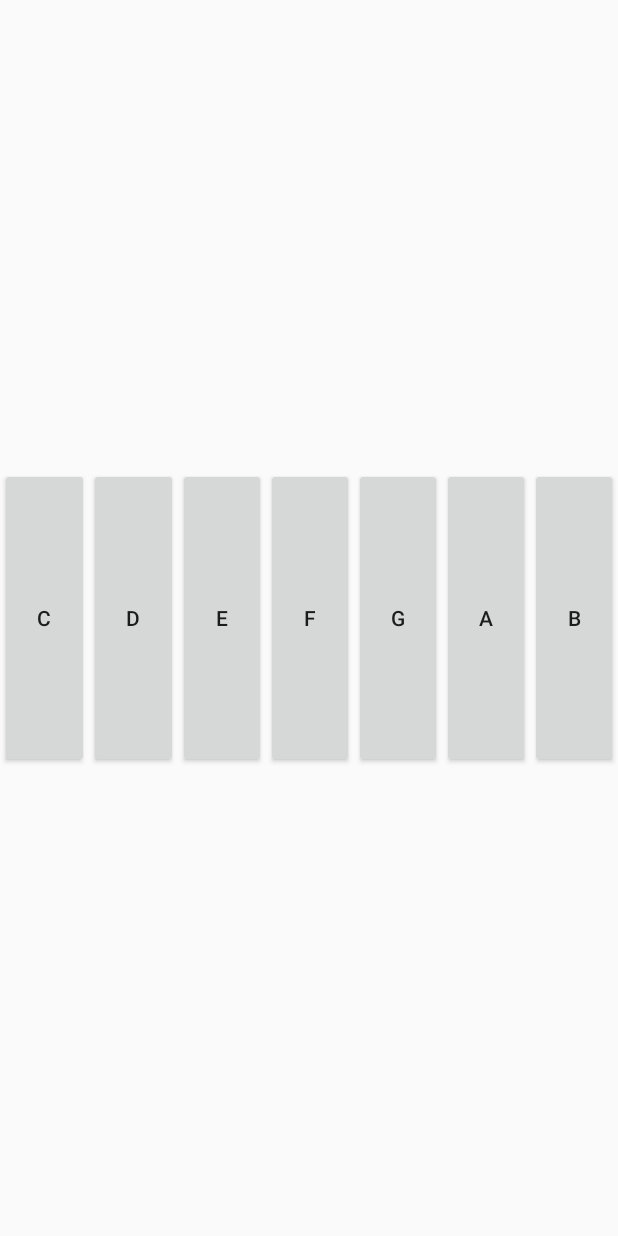
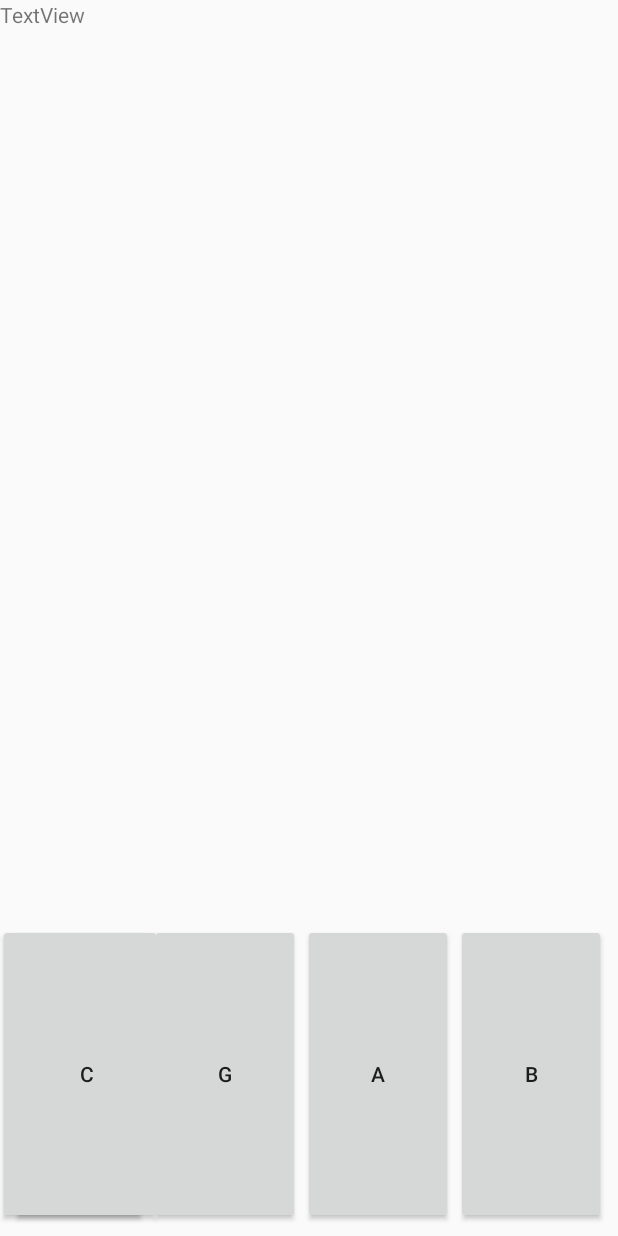
Before and after one commit to KitaPDev/DupMeClients, an Android app: the layout activity_gameplayer.xml on its own in the app's theme, with its tools: preview values and no code run, on a phone screen of 412 x 824 dp. Run offline under Robolectric (Android 15) with nearby library versions, the phone set to English and light mode, and no system bars.

Commit message:
'reformat code + fixed MainActivity code'

```diff
--- a/android/DupMe/app/src/main/AndroidManifest.xml
+++ b/android/DupMe/app/src/main/AndroidManifest.xml
@@ -9,9 +9,11 @@
         android:roundIcon="@mipmap/ic_launcher_round"
         android:supportsRtl="true"
         android:theme="@style/AppTheme">
-        <activity android:name=".FindMatchActivity"></activity>
+        <activity android:name=".FindMatchActivity"
+            android:screenOrientation="landscape"
+            ></activity>
         <activity
-            android:name=".GameplayerActivity"
+            android:name=".GamePlayerActivity"
             android:screenOrientation="landscape" />
         <activity
             android:name=".MainActivity"
--- a/android/DupMe/app/src/main/res/layout/activity_gameplayer.xml
+++ b/android/DupMe/app/src/main/res/layout/activity_gameplayer.xml
@@ -5,62 +5,93 @@
     android:layout_width="match_parent"
     android:layout_height="match_parent"
 
-    tools:context=".GameplayerActivity">
+    tools:context=".GamePlayerActivity">
 
-    <LinearLayout
+    <Button
+        android:id="@+id/btnD"
+        android:layout_width="100dp"
+        android:layout_height="200dp"
+        android:layout_marginEnd="2dp"
+        android:layout_marginBottom="8dp"
+        android:layout_weight="1"
+        android:text="d"
+        app:layout_constraintBottom_toBottomOf="parent"
+        app:layout_constraintEnd_toStartOf="@+id/btnE"
+        app:layout_constraintStart_toEndOf="@+id/btnC" />
+
+    <Button
+        android:id="@+id/btnG"
+        android:layout_width="100dp"
+        android:layout_height="200dp"
+        android:layout_marginEnd="2dp"
+        android:layout_marginBottom="8dp"
+        android:layout_weight="1"
+        android:text="g"
+        app:layout_constraintBottom_toBottomOf="parent"
+        app:layout_constraintEnd_toStartOf="@+id/btnA" />
+
+    <Button
+        android:id="@+id/btnE"
+        android:layout_width="100dp"
+        android:layout_height="200dp"
+        android:layout_marginEnd="2dp"
+        android:layout_marginBottom="8dp"
+        android:layout_weight="1"
+        android:text="e"
+        app:layout_constraintBottom_toBottomOf="parent"
+        app:layout_constraintEnd_toStartOf="@+id/btnF" />
+
+    <Button
+        android:id="@+id/btnF"
+        android:layout_width="100dp"
+        android:layout_height="200dp"
+        android:layout_marginEnd="2dp"
+        android:layout_marginBottom="8dp"
+        android:layout_weight="1"
+        android:text="f"
+        app:layout_constraintBottom_toBottomOf="parent"
+        app:layout_constraintEnd_toStartOf="@+id/btnG" />
+
+    <Button
+        android:id="@+id/btnA"
+        android:layout_width="100dp"
+        android:layout_height="200dp"
+        android:layout_marginEnd="2dp"
+        android:layout_marginBottom="8dp"
+        android:layout_weight="1"
+        android:text="a"
+        app:layout_constraintBottom_toBottomOf="parent"
+        app:layout_constraintEnd_toStartOf="@+id/btnB" />
+
+    <Button
+        android:id="@+id/btnB"
+        android:layout_width="100dp"
+        android:layout_height="200dp"
+        android:layout_marginEnd="8dp"
+        android:layout_marginBottom="8dp"
+        android:layout_weight="1"
+        android:text="b"
+        app:layout_constraintBottom_toBottomOf="parent"
+        app:layout_constraintEnd_toEndOf="parent" />
+
+    <Button
+        android:id="@+id/btnC"
+        android:layout_width="100dp"
+        android:layout_height="200dp"
+        android:layout_marginStart="8dp"
+        android:layout_marginBottom="8dp"
+        android:layout_weight="1"
+        android:text="c"
+        app:layout_constraintBottom_toBottomOf="parent"
+        app:layout_constraintStart_toStartOf="parent" />
+
+    <TextView
+        android:id="@+id/txtUsernamePlayer"
         android:layout_width="wrap_content"
         android:layout_height="wrap_content"
-        android:weightSum="7"
-        android:orientation="horizontal"
-        app:layout_constraintBottom_toBottomOf="parent"
-        app:layout_constraintEnd_toEndOf="parent"
-        app:layout_constraintHorizontal_bias="0.5"
-        app:layout_constraintStart_toStartOf="parent"
-        app:layout_constraintTop_toTopOf="parent">
-
-        <Button
-            android:layout_width="wrap_content"
-            android:text="c"
-            android:id="@+id/c"
-            android:layout_weight="1"
-            android:layout_height="200dp"/>
-        <Button
-            android:layout_width="wrap_content"
-            android:text="d"
-            android:id="@+id/d"
-            android:layout_weight="1"
-            android:layout_height="200dp"/>
-        <Button
-            android:layout_width="wrap_content"
-            android:text="e"
-            android:id="@+id/e"
-            android:layout_weight="1"
-            android:layout_height="200dp"/>
-        <Button
-            android:layout_width="wrap_content"
-            android:text="f"
-            android:id="@+id/f"
-            android:layout_weight="1"
-            android:layout_height="200dp"/>
-        <Button
-            android:layout_width="wrap_content"
-            android:text="g"
-            android:id="@+id/g"
-            android:layout_weight="1"
-            android:layout_height="200dp"/>
-        <Button
-            android:layout_width="wrap_content"
-            android:text="a"
-            android:id="@+id/a"
-            android:layout_weight="1"
-            android:layout_height="200dp"/>
-        <Button
-            android:layout_width="wrap_content"
-            android:text="b"
-            android:id="@+id/b"
-            android:layout_weight="1"
-            android:layout_height="200dp"/>
-    </LinearLayout>
+        android:text="TextView"
+        tools:layout_editor_absoluteX="629dp"
+        tools:layout_editor_absoluteY="31dp" />
 
 
 </androidx.constraintlayout.widget.ConstraintLayout>
```
Also changed, not shown: android/DupMe/app/src/main/java/com/ise/kitap/dupme/GamePlayerActivity.kt (added, +54 -0 lines), android/DupMe/app/src/main/java/com/ise/kitap/dupme/GameplayerActivity.kt (deleted, +0 -81 lines), android/DupMe/app/src/main/java/com/ise/kitap/dupme/MainActivity.kt (+14 -12 lines), android/DupMe/app/src/main/res/layout/activity_main.xml (+4 -4 lines).
